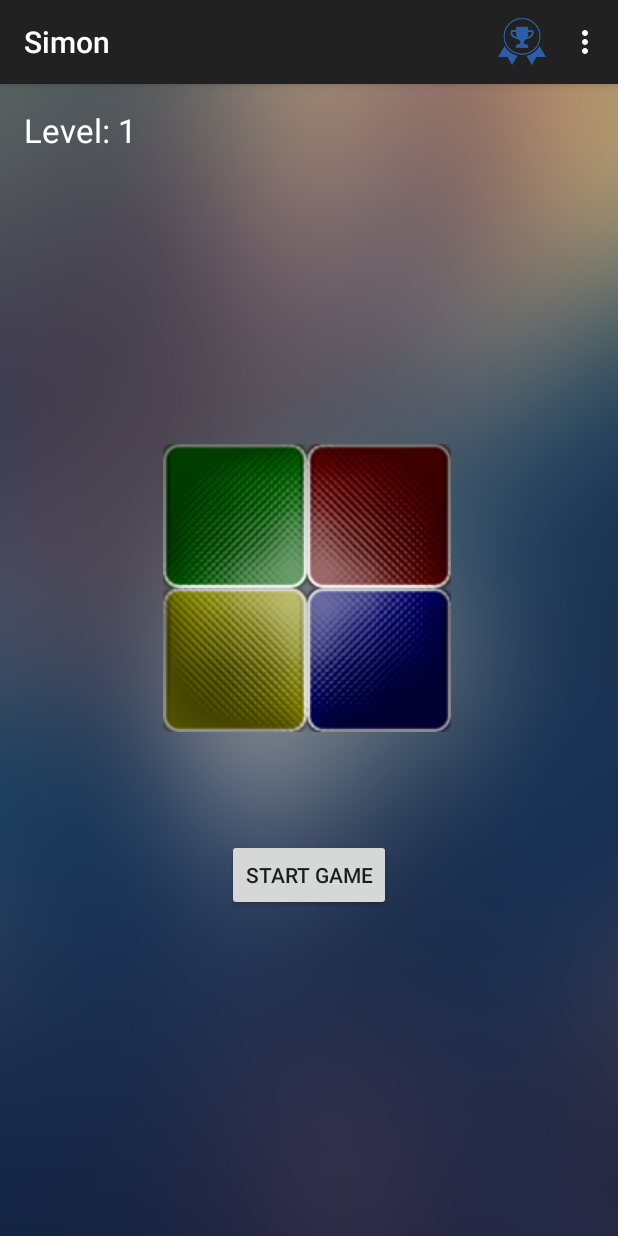
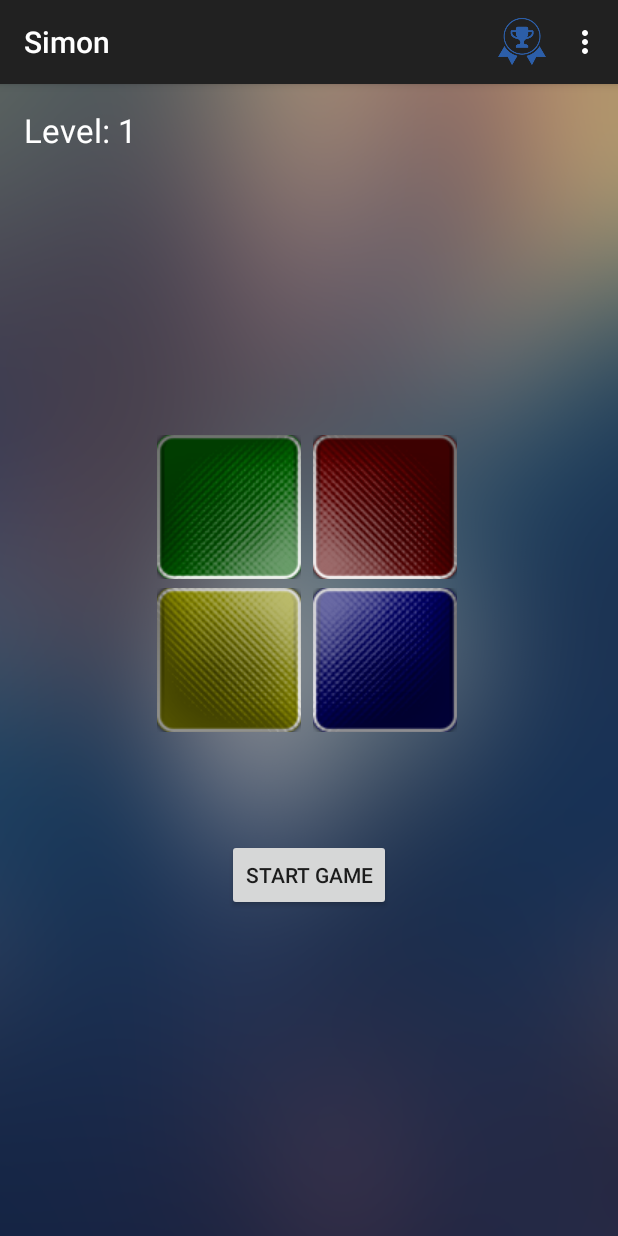
Before and after one commit to kfenske/SimonApp, an Android app: the MainActivity screen opened directly, with no data from a screen before it, on a phone screen of 412 x 824 dp. Run offline under Robolectric (Android 15) with nearby library versions, the phone set to English and light mode, and no system bars.

Commit message:
Button Layout
Some minor tweaks to the button layout to create a margin between the
buttons. Still needs refinement.

```diff
--- a/SimonPractice/app/src/main/res/layout/activity_main.xml
+++ b/SimonPractice/app/src/main/res/layout/activity_main.xml
@@ -14,7 +14,7 @@
         android:layout_above="@+id/b3"
         android:layout_alignRight="@+id/startButton"
         android:layout_alignEnd="@+id/startButton"
-        android:layout_marginRight="56dp"
+        android:layout_marginRight="60dp"
         android:layout_marginEnd="56dp"
         android:clickable="true" />
 
@@ -26,7 +26,7 @@
         android:layout_above="@+id/b3"
         android:layout_alignRight="@+id/startButton"
         android:layout_alignEnd="@+id/startButton"
-        android:layout_marginRight="56dp"
+        android:layout_marginRight="60dp"
         android:layout_marginEnd="56dp"
         android:clickable="true" />
 
@@ -38,7 +38,9 @@
         android:layout_above="@+id/b4"
         android:layout_toRightOf="@+id/b3"
         android:layout_toEndOf="@+id/b3"
-        android:clickable="true" />
+        android:clickable="true"
+        android:layout_marginLeft="8dp"
+        android:layout_marginBottom="6dp" />
 
     <ImageButton
         android:layout_width="wrap_content"
@@ -48,7 +50,9 @@
         android:layout_above="@+id/b4"
         android:layout_toRightOf="@+id/b3"
         android:layout_toEndOf="@+id/b3"
-        android:clickable="true" />
+        android:clickable="true"
+        android:layout_marginLeft="8dp"
+        android:layout_marginBottom="6dp" />
 
     <ImageButton
         android:layout_width="wrap_content"
@@ -68,27 +72,26 @@
         android:layout_centerVertical="true"
         android:layout_alignLeft="@+id/b1"
         android:layout_alignStart="@+id/b1"
-        android:clickable="true" />
+        android:clickable="true"
+        android:layout_marginTop="6dp" />
 
     <ImageButton
         android:layout_width="wrap_content"
         android:layout_height="wrap_content"
         android:id="@+id/b4hid"
         android:background="@drawable/b4lit"
-        android:layout_below="@+id/b1"
-        android:layout_toRightOf="@+id/b3"
-        android:layout_toEndOf="@+id/b3"
-        android:clickable="true" />
+        android:clickable="true"
+        android:layout_alignBottom="@+id/b3"
+        android:layout_alignRight="@+id/b2" />
 
     <ImageButton
         android:layout_width="wrap_content"
         android:layout_height="wrap_content"
         android:id="@+id/b4"
         android:background="@drawable/b4x"
-        android:layout_below="@+id/b1"
-        android:layout_toRightOf="@+id/b3"
-        android:layout_toEndOf="@+id/b3"
-        android:clickable="true" />
+        android:clickable="true"
+        android:layout_alignRight="@+id/b2"
+        android:layout_alignBottom="@+id/b3" />
 
     <Button
         android:layout_width="wrap_content"
```
